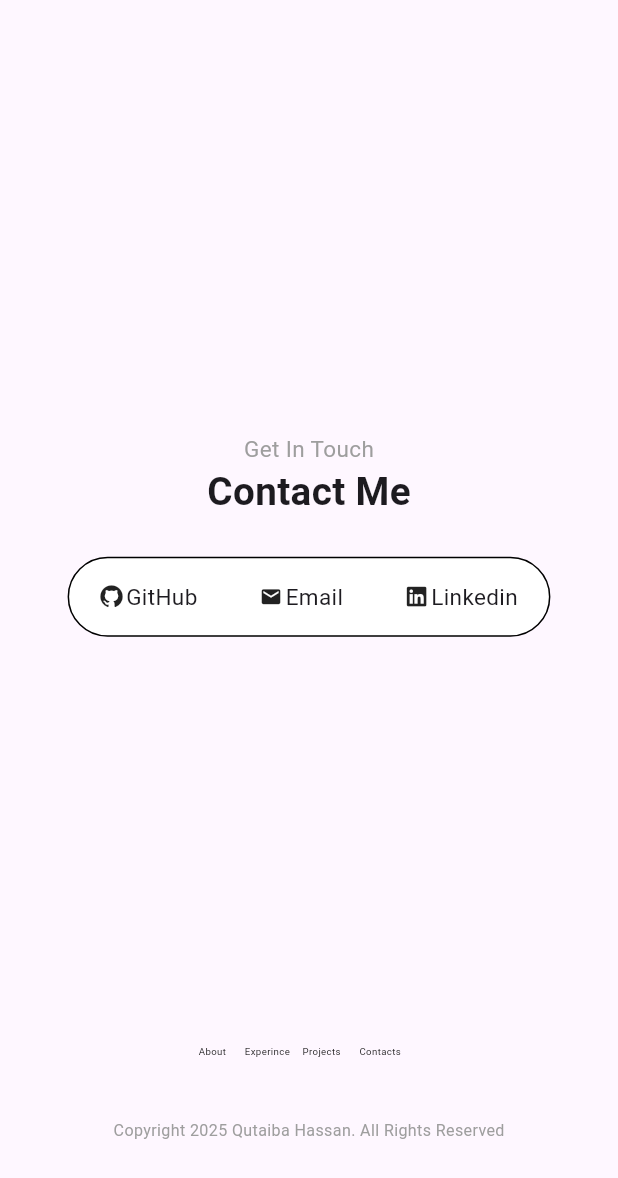
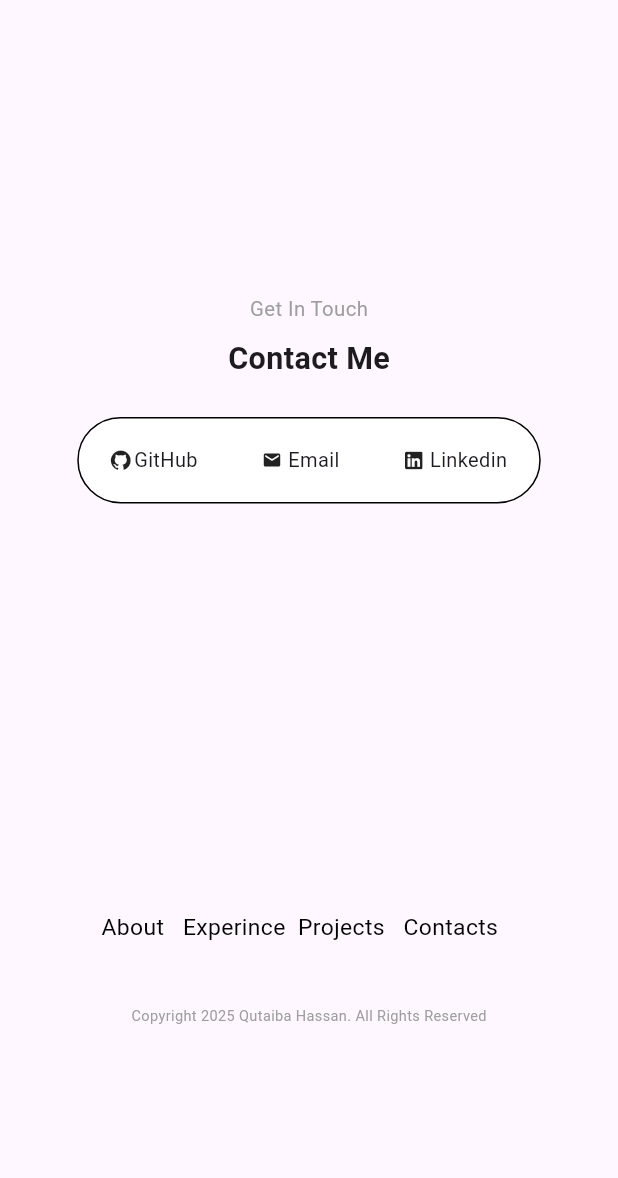
Before and after one commit to qutaiba-kot/Qutaiab-protofolio, a Flutter app: the ContactMePage screen opened directly, on a phone screen of 412 x 824 dp. Shown: the top 1178 px of the screen. Run offline on Flutter 3.47's test engine with Material 3 defaults, Android fonts, the phone set to English and light mode, and no system bars; our stand-ins replace auto_size_text, bloc, flutter_bloc, flutter_screenutil, font_awesome_flutter; missing offline and left inert: dart:html.

Commit message:
ending replace  screen util by media query in contact me page

```diff
--- a/lib/Core/Responsive helper/responsive_helper.dart
+++ b/lib/Core/Responsive helper/responsive_helper.dart
@@ -11,3 +11,17 @@ double positionedWidth({
     return width * 0.060;
   }
 }
+
+class RowSelectionPageResponsive {
+  final double fontSize;
+  RowSelectionPageResponsive({
+    required double width,
+    required double height,
+    required bool isMobile,
+    required bool isTablet,
+  }) : fontSize =  isMobile
+        ? (height * width) / 2 * 0.00009
+        : isTablet
+        ? (height * width) / 2 * 0.00005
+        : (height * width) / 2 * 0.00003;
+}
--- a/lib/Core/Widgets/row_selection_page.dart
+++ b/lib/Core/Widgets/row_selection_page.dart
@@ -1,16 +1,19 @@
 import 'package:flutter/material.dart';
 import 'package:flutter_bloc/flutter_bloc.dart';
-import 'package:flutter_screenutil/flutter_screenutil.dart';
+import 'package:protofolio/Core/Responsive%20helper/responsive_helper.dart';
 import 'package:protofolio/features/Page%20View/logic/cubit/page_view_navigation_state.dart';
 import 'package:protofolio/features/Page%20View/logic/cubit/page_view_navigation_cubit.dart';
 
 class RowSelectionPage extends StatelessWidget {
-
   final double width;
-  const RowSelectionPage({super.key,required this.width});
+  final double height;
+  final bool isMobile ;
+ final bool isTablet ;
+  const RowSelectionPage({super.key, required this.width, required this.height, required this.isMobile, required this.isTablet});
 
   @override
   Widget build(BuildContext context) {
+    final sizes = RowSelectionPageResponsive(width: width , height: height , isMobile: isMobile , isTablet: isTablet);
     return BlocBuilder<PageViewNavigationCubit, PageViewNavigationState>(
       builder: (context, state) {
         int currentIndex = 0;
@@ -36,7 +39,7 @@ class RowSelectionPage extends StatelessWidget {
                     child: Text(
                       title,
                       style: TextStyle(
-                        fontSize: 30.sp,
+                        fontSize: sizes.fontSize,
                         fontWeight: isSelected
                             ? FontWeight.bold
                             : FontWeight.normal,
@@ -54,16 +57,17 @@ class RowSelectionPage extends StatelessWidget {
             ),
           );
         }
+
         return Row(
           children: [
             navItem("About", 1),
-            SizedBox(width: width*0.03),
+            SizedBox(width: width * 0.03),
             navItem("Experince", 2),
-            SizedBox(width: width*0.02),
+            SizedBox(width: width * 0.02),
             navItem("Projects", 3),
-            SizedBox(width: width*0.03),
+            SizedBox(width: width * 0.03),
             navItem("Contacts", 4),
-            SizedBox(width: width*0.03),
+            SizedBox(width: width * 0.03),
           ],
         );
       },
--- /dev/null
+++ b/lib/features/Contact me/Responsive Helper/contact_me_responsive.dart
@@ -0,0 +1,59 @@
+class ContactMeResponsive {
+  final bool isMobile;
+  final bool isTablet;
+  final double height;
+  final double width;
+
+  final double linksSpacing;
+  final double bottomSpacing;
+  final double copyrightsSpacing;
+  final double CopyrightTextSize;
+  final double containerHeight;
+  final double containerWidth;
+  final double linksTextSize;
+
+  ContactMeResponsive({
+    required this.isMobile,
+    required this.isTablet,
+    required this.height,
+    required this.width,
+  }) : CopyrightTextSize = isMobile
+           ? (height * width) / 140 * 0.004
+           : isTablet
+           ? (height * width) / 140 * 0.002
+           : (height * width) / 140 * 0.0015,
+       linksTextSize = isMobile
+           ? (height * width) / 140 * 0.0055
+           : isTablet
+           ? (height * width) / 140 * 0.003
+           : (height * width) / 140 * 0.002,
+       linksSpacing =
+           height *
+           (isMobile
+               ? 0.03
+               : isTablet
+               ? 0.04
+               : 0.05),
+       bottomSpacing =
+           height *
+           (isMobile
+               ? 0.33
+               : isTablet
+               ? 0.30
+               : 0.22),
+       copyrightsSpacing =
+           height *
+           (isMobile
+               ? 0.05
+               : isTablet
+               ? 0.03
+               : 0.05),
+
+       containerHeight = isMobile
+           ? height * 0.070
+           : isTablet
+           ? height * 0.090
+           : height * 0.08,
+
+       containerWidth = isMobile || isTablet ? width * 0.75 : width * 0.29;
+}
--- /dev/null
+++ b/lib/features/Contact me/presentation/Screens/contact_me_page.dart
@@ -0,0 +1,67 @@
+import 'package:flutter/material.dart';
+import 'package:flutter_bloc/flutter_bloc.dart';
+import 'package:protofolio/Core/Screen%20Cubit/cubit/screen_cubit.dart';
+import 'package:protofolio/Core/Screen%20Cubit/cubit/screen_state.dart';
+import 'package:protofolio/Core/Widgets/row_selection_page.dart';
+import 'package:protofolio/Core/Widgets/title_and_sub.dart';
+import 'package:protofolio/features/Contact%20me/Responsive%20Helper/contact_me_responsive.dart';
+import 'package:protofolio/features/Contact%20me/logic/cubit/conatct_cubit.dart';
+import 'package:protofolio/features/Contact%20me/presentation/Widgets/links_conatiner_widget.dart';
+
+class ContactMePage extends StatelessWidget {
+  const ContactMePage({super.key});
+
+  @override
+  Widget build(BuildContext context) {
+    return BlocProvider(
+      create: (context) => ConatctCubit(),
+      child: Scaffold(
+        body: BlocBuilder<ScreenCubit, ScreenState>(
+          builder: (context, state) {
+            final isMobile = state.deviceType == DeviceTypes.mobile;
+            final isTablet = state.deviceType == DeviceTypes.tablet;
+            final sizes = ContactMeResponsive(isMobile: isMobile, isTablet: isTablet, height: state.height, width: state.width);
+            return SingleChildScrollView(
+              child: SizedBox(
+                height: state.height,
+                child: Column(
+                  mainAxisAlignment: MainAxisAlignment.center,
+                  children: [
+                    TitleAndSub(
+                      isMobile: isMobile,
+                      isTablet: isTablet,
+                      height: state.height,
+                      width: state.width,
+                      title: "Get In Touch",
+                      subTitle: "Contact Me",
+                    ),
+                    SizedBox(height: sizes.linksSpacing),
+                    LinksConatinerWidget(
+                      isMobile: isMobile,
+                      isTablet: isTablet,
+                      height: state.height,
+                      width: state.width,
+                    ),
+                    SizedBox(height: sizes.bottomSpacing),
+                    Row(
+                      mainAxisAlignment: MainAxisAlignment.center,
+                      children: [RowSelectionPage(width: state.width , height: state.height, isMobile: isMobile , isTablet: isTablet,)],
+                    ),
+                    SizedBox(height: sizes.copyrightsSpacing),
+                    Text(
+                      "Copyright 2025 Qutaiba Hassan. All Rights Reserved",
+                      style: TextStyle(
+                        color: Colors.grey,
+                        fontSize: sizes.CopyrightTextSize,
+                      ),
+                    ),
+                  ],
+                ),
+              ),
+            );
+          },
+        ),
+      ),
+    );
+  }
+}
--- a/lib/Core/Widgets/links_conatiner_widget.dart
+++ b/lib/features/Contact me/presentation/Widgets/links_conatiner_widget.dart
@@ -1,40 +1,33 @@
 import 'package:flutter/material.dart';
 import 'package:flutter_bloc/flutter_bloc.dart';
-import 'package:flutter_screenutil/flutter_screenutil.dart';
 import 'package:font_awesome_flutter/font_awesome_flutter.dart';
+import 'package:protofolio/features/Contact%20me/Responsive%20Helper/contact_me_responsive.dart';
 import 'package:protofolio/features/Contact%20me/logic/cubit/conatct_cubit.dart';
 
 class LinksConatinerWidget extends StatelessWidget {
   final bool isMobile;
   final bool isTablet;
+  final double height;
+  final double width;
 
   const LinksConatinerWidget({
     super.key,
     required this.isMobile,
     required this.isTablet,
+    required this.height,
+    required this.width,
   });
 
   @override
   Widget build(BuildContext context) {
     return BlocBuilder<ConatctCubit, ConatctState>(
       builder: (context, state) {
-        final containerHeight = isMobile
-            ? 70.h
-            : isTablet
-            ? 90.h
-            : 80.h;
-
-        final containerWidth = isMobile
-            ? 1500.w
-            : isTablet
-            ? 1300.w
-            : 490.w;
-
-        final textSize = isMobile
-            ? 70.sp
-            : isTablet
-            ? 60.sp
-            : 20.sp;
+        final sizes = ContactMeResponsive(
+          isMobile: isMobile,
+          isTablet: isTablet,
+          height: height,
+          width: width,
+        );
 
         return Container(
           decoration: BoxDecoration(
@@ -42,8 +35,8 @@ class LinksConatinerWidget extends StatelessWidget {
             border: Border.all(color: Colors.black, width: 1),
             borderRadius: BorderRadius.all(Radius.circular(40)),
           ),
-          height: containerHeight,
-          width: containerWidth,
+          height: sizes.containerHeight,
+          width: sizes.containerWidth,
           child: Row(
             mainAxisAlignment: MainAxisAlignment.spaceAround,
             children: [
@@ -55,9 +48,12 @@ class LinksConatinerWidget extends StatelessWidget {
                 },
                 child: Row(
                   children: [
-                    Icon(FontAwesomeIcons.github, size: textSize),
-                    SizedBox(width: 10.w),
-                    Text("GitHub", style: TextStyle(fontSize: textSize)),
+                    Icon(FontAwesomeIcons.github, size: sizes.linksTextSize),
+                    SizedBox(width: width * 0.005),
+                    Text(
+                      "GitHub",
+                      style: TextStyle(fontSize: sizes.linksTextSize),
+                    ),
                   ],
                 ),
               ),
@@ -69,16 +65,19 @@ class LinksConatinerWidget extends StatelessWidget {
                 },
                 child: Row(
                   children: [
-                    Icon(Icons.email, size: textSize),
-                    SizedBox(width: 10.w),
-                    Text("Email", style: TextStyle(fontSize: textSize)),
+                    Icon(Icons.email, size: sizes.linksTextSize),
+                    SizedBox(width: width * 0.01),
+                    Text(
+                      "Email",
+                      style: TextStyle(fontSize: sizes.linksTextSize),
+                    ),
                   ],
                 ),
               ),
               Row(
                 children: [
-                  Icon(FontAwesomeIcons.linkedin, size: textSize),
-                  SizedBox(width: 10.w),
+                  Icon(FontAwesomeIcons.linkedin, size: sizes.linksTextSize),
+                  SizedBox(width: width * 0.01),
                   InkWell(
                     onTap: () {
                       context.read<ConatctCubit>().launchURL(
@@ -87,7 +86,7 @@ class LinksConatinerWidget extends StatelessWidget {
                     },
                     child: Text(
                       "Linkedin",
-                      style: TextStyle(fontSize: textSize),
+                      style: TextStyle(fontSize: sizes.linksTextSize),
                     ),
                   ),
                 ],
--- a/lib/features/Contact me/presentation/contact_me_page.dart
+++ /dev/null
@@ -1,86 +0,0 @@
-import 'package:flutter/material.dart';
-import 'package:flutter_bloc/flutter_bloc.dart';
-import 'package:flutter_screenutil/flutter_screenutil.dart';
-import 'package:protofolio/Core/Screen%20Cubit/cubit/screen_cubit.dart';
-import 'package:protofolio/Core/Screen%20Cubit/cubit/screen_state.dart';
-import 'package:protofolio/Core/Widgets/links_conatiner_widget.dart';
-import 'package:protofolio/Core/Widgets/row_selection_page.dart';
-import 'package:protofolio/features/Contact%20me/logic/cubit/conatct_cubit.dart';
-class ContactMePage extends StatelessWidget {
-  const ContactMePage({super.key});
-
-  @override
-  Widget build(BuildContext context) {
-    return BlocProvider(
-      create: (context) => ConatctCubit(),
-      child: Scaffold(
-        body: BlocBuilder<ScreenCubit, ScreenState>(
-          builder: (context, state) {
-            final isMobile = state.deviceType == DeviceTypes.mobile;
-            final isTablet = state.deviceType == DeviceTypes.tablet;
-            final topSpacing = state.height * 0.35;
-            final linksSpacing = state.height * (isMobile? 0.03: isTablet? 0.04 : 0.05);
-            final bottomSpacing = state.height * (isMobile? 0.33: isTablet? 0.30 : 0.22);
-            final copyrightsSpacing = state.height * (isMobile? 0.05: isTablet? 0.03 : 0.05);
-            return SingleChildScrollView(
-              child: Column(
-                mainAxisAlignment: MainAxisAlignment.center,
-                children: [
-                  SizedBox(height: topSpacing),
-                  Text(
-                    "Get In Touch",
-                    style: TextStyle(
-                      color: Colors.grey,
-                      fontSize: isMobile
-                          ? 70.sp
-                          : isTablet
-                              ? 50.sp
-                              : 20.sp,
-                    ),
-                  ),
-                  Text(
-                    "Contact Me",
-                    style: TextStyle(
-                      fontSize: isMobile
-                          ? 120.sp
-                          : isTablet
-                              ? 130.sp
-                              : 50.sp,
-                      fontWeight: FontWeight.bold,
-                    ),
-                  ),
-                  SizedBox(height: linksSpacing),
-                  LinksConatinerWidget(
-                    isMobile: isMobile,
-                    isTablet: isTablet,
-                  ),
-                  SizedBox(height: bottomSpacing),
-                  Row(
-                    mainAxisAlignment: MainAxisAlignment.center,
-                    children: [
-                      RowSelectionPage(
-                       width: state.width,
-                      ),
-                    ],
-                  ),
-                  SizedBox(height: copyrightsSpacing),
-                  Text(
-                    "Copyright 2025 Qutaiba Hassan. All Rights Reserved",
-                    style: TextStyle(
-                      color: Colors.grey,
-                      fontSize: isMobile
-                          ? 50.sp
-                          : isTablet
-                              ? 35.sp
-                              : 20.sp,
-                    ),
-                  ),
-                ],
-              ),
-            );
-          },
-        ),
-      ),
-    );
-  }
-}
--- a/lib/features/Page View/presentation/page_view.dart
+++ b/lib/features/Page View/presentation/page_view.dart
@@ -1,7 +1,7 @@
 import 'package:flutter/material.dart';
 import 'package:flutter_bloc/flutter_bloc.dart';
 import 'package:protofolio/features/About%20Me/presentation/Screens/about_me_page.dart';
-import 'package:protofolio/features/Contact%20me/presentation/contact_me_page.dart';
+import 'package:protofolio/features/Contact%20me/presentation/Screens/contact_me_page.dart';
 import 'package:protofolio/features/Experince/presentation/Screens/experience_page.dart';
 import 'package:protofolio/features/Page%20View/logic/cubit/page_view_navigation_state.dart';
 import 'package:protofolio/features/Page%20View/logic/cubit/page_view_navigation_cubit.dart';
--- a/lib/features/home/presentation/Screens/home_page.dart
+++ b/lib/features/home/presentation/Screens/home_page.dart
@@ -24,7 +24,7 @@ class HomePage extends StatelessWidget {
           return SizedBox(
             height: state.height,
             child: Scaffold(
-              appBar: HomeAppBar(width: state.width),
+              appBar: HomeAppBar(width: state.width , height: state.height, isMobile: isMobile , isTablet: isTablet),
               endDrawer: BurgerManuDrawer(width: state.width),
               body: Stack(
                 children: [
--- a/lib/features/home/presentation/Widgets/home_app_bar.dart
+++ b/lib/features/home/presentation/Widgets/home_app_bar.dart
@@ -2,8 +2,11 @@ import 'package:flutter/material.dart';
 import 'package:protofolio/Core/Widgets/row_selection_page.dart';
 
 class HomeAppBar extends StatelessWidget implements PreferredSizeWidget {
+  final bool isMobile ;
+ final bool isTablet ;
   final double width;
-  const HomeAppBar({super.key, required this.width});
+  final double height;
+  const HomeAppBar({super.key, required this.width, required this.height, required this.isMobile, required this.isTablet});
 
   @override
   Widget build(BuildContext context) {
@@ -20,7 +23,7 @@ class HomeAppBar extends StatelessWidget implements PreferredSizeWidget {
             icon: const Icon(Icons.menu),
           )
         else
-          RowSelectionPage(width: width),
+          RowSelectionPage(width: width , height: height,isMobile: isMobile , isTablet: isTablet),
       ],
     );
   }
--- a/lib/main.dart
+++ b/lib/main.dart
@@ -3,7 +3,7 @@ import 'package:flutter_bloc/flutter_bloc.dart';
 import 'package:flutter_screenutil/flutter_screenutil.dart';
 import 'package:protofolio/Core/Screen%20Cubit/cubit/screen_cubit.dart';
 import 'package:protofolio/features/Page%20View/logic/cubit/page_view_navigation_cubit.dart';
-import 'package:protofolio/features/Projects/presentation/Screens/project_page.dart';
+import 'package:protofolio/features/Page%20View/presentation/page_view.dart';
 
 void main() {
   runApp(const MyApp());
@@ -30,7 +30,7 @@ class MyApp extends StatelessWidget {
           context.read<ScreenCubit>().updateWidth(width, height);
           return MaterialApp(debugShowCheckedModeBanner: false, home: child);
         },
-        child: ProjectPage(),
+        child: PageViewNavigation(),
       ),
     );
   }
```
